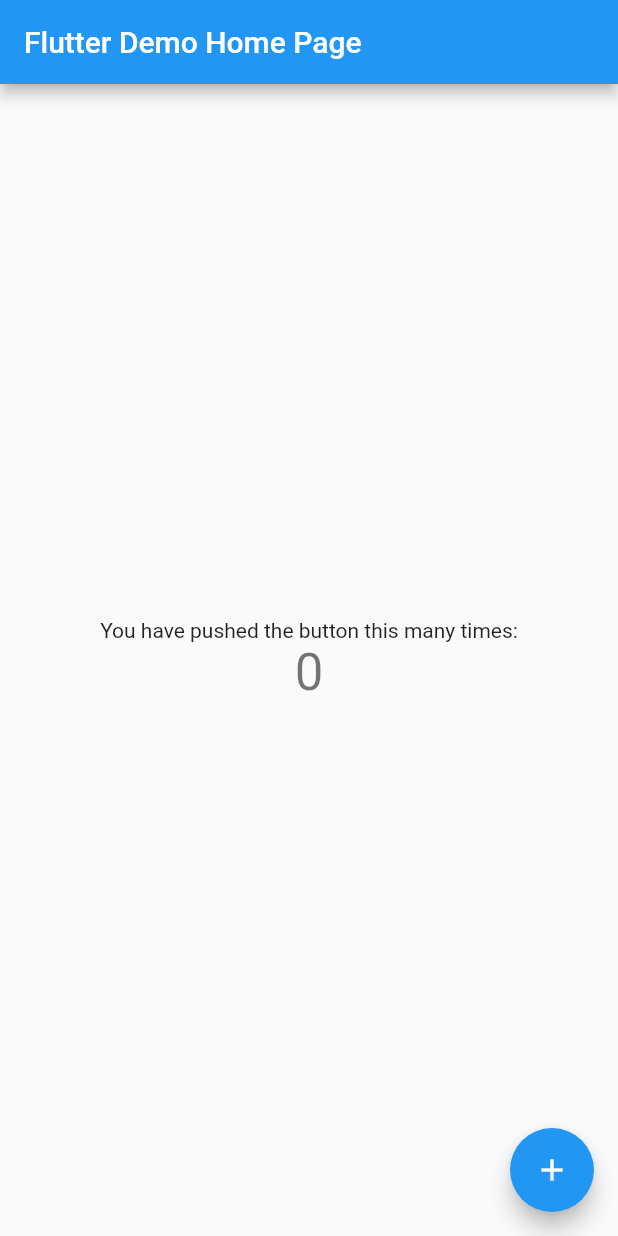
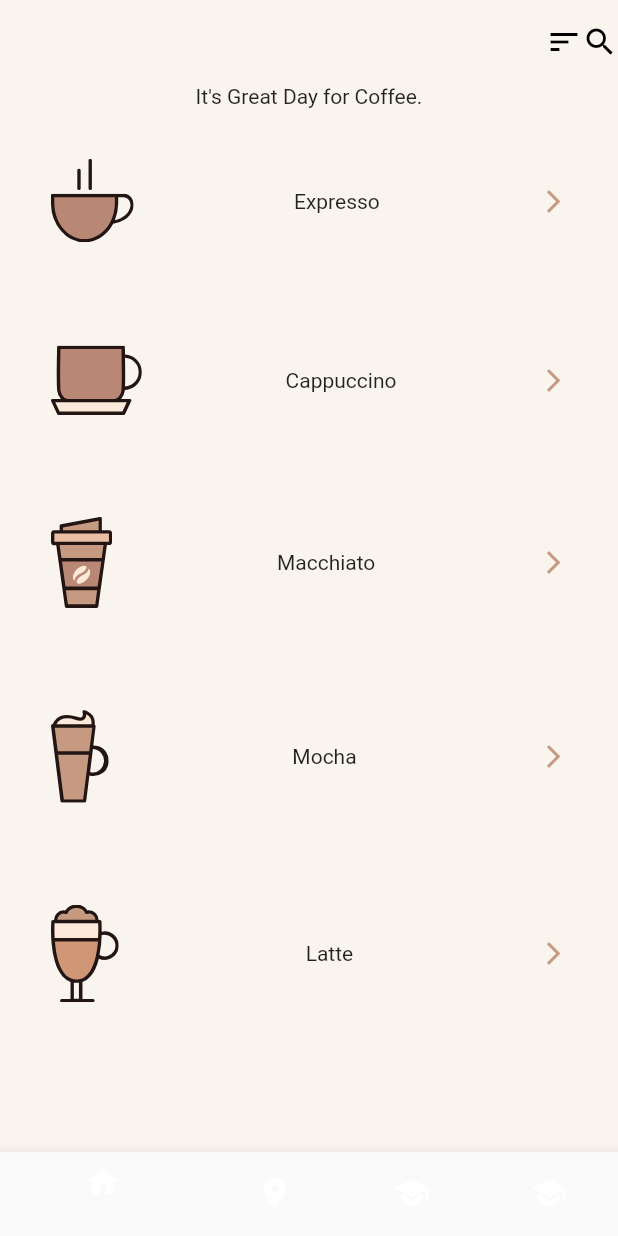
Before and after one commit to devleandrodias/flutter-ui-coffee-store, a Flutter app: the screen it shows after launch, on a phone screen of 412 x 824 dp. Run offline on Flutter 3.47's test engine with Material 2 defaults, Android fonts, the phone set to English and light mode, and no system bars; our stand-ins replace flutter_svg.

Commit message:
criando lista de cafés e estrutura do app

```diff
--- /dev/null
+++ b/lib/components/coffee-card.dart
@@ -0,0 +1,35 @@
+import 'package:flutter/material.dart';
+import 'package:flutter_svg/svg.dart';
+
+class CoffeeCard extends StatelessWidget {
+  final String coffee;
+  final String imagePath;
+
+  CoffeeCard({
+    @required this.coffee,
+    @required this.imagePath,
+  });
+
+  @override
+  Widget build(BuildContext context) {
+    return Card(
+      color: Theme.of(context).primaryColor,
+      elevation: 0,
+      child: Container(
+        padding: EdgeInsets.all(30),
+        child: Row(
+          mainAxisAlignment: MainAxisAlignment.spaceBetween,
+          children: <Widget>[
+            SvgPicture.asset(imagePath),
+            Text(coffee),
+            Icon(
+              Icons.arrow_forward_ios,
+              color: Color.fromRGBO(198, 154, 128, 1),
+              size: 18,
+            ),
+          ],
+        ),
+      ),
+    );
+  }
+}
--- /dev/null
+++ b/lib/components/coffee-list.dart
@@ -0,0 +1,40 @@
+import 'package:flutter/material.dart';
+
+import 'coffee-card.dart';
+
+class CoffeeList extends StatelessWidget {
+  static final String basePath = 'assets/icons/icon-coffee';
+
+  final List<CoffeeCard> coffeeList = [
+    CoffeeCard(
+      coffee: 'Expresso',
+      imagePath: 'assets/icons/icon-coffee-expresso.svg',
+    ),
+    CoffeeCard(
+      coffee: 'Cappuccino',
+      imagePath: 'assets/icons/icon-coffee-cappuccino.svg',
+    ),
+    CoffeeCard(
+      coffee: 'Macchiato',
+      imagePath: 'assets/icons/icon-coffee-macchiato.svg',
+    ),
+    CoffeeCard(
+      coffee: 'Mocha',
+      imagePath: 'assets/icons/icon-coffee-mocha.svg',
+    ),
+    CoffeeCard(
+      coffee: 'Latte',
+      imagePath: 'assets/icons/icon-coffee-latte.svg',
+    ),
+  ];
+
+  @override
+  Widget build(BuildContext context) {
+    return SingleChildScrollView(
+      child: Column(
+        crossAxisAlignment: CrossAxisAlignment.stretch,
+        children: <Widget>[...coffeeList],
+      ),
+    );
+  }
+}
--- a/lib/main.dart
+++ b/lib/main.dart
@@ -1,117 +1,68 @@
 import 'package:flutter/material.dart';
+import 'components/coffee-list.dart';
 
-void main() {
-  runApp(MyApp());
-}
+void main() => runApp(CoffeeShopApp());
 
-class MyApp extends StatelessWidget {
-  // This widget is the root of your application.
+class CoffeeShopApp extends StatelessWidget {
   @override
   Widget build(BuildContext context) {
     return MaterialApp(
-      title: 'Flutter Demo',
+      title: 'Coffee Store',
+      home: MyHomePage(),
       theme: ThemeData(
-        // This is the theme of your application.
-        //
-        // Try running your application with "flutter run". You'll see the
-        // application has a blue toolbar. Then, without quitting the app, try
-        // changing the primarySwatch below to Colors.green and then invoke
-        // "hot reload" (press "r" in the console where you ran "flutter run",
-        // or simply save your changes to "hot reload" in a Flutter IDE).
-        // Notice that the counter didn't reset back to zero; the application
-        // is not restarted.
-        primarySwatch: Colors.blue,
-        // This makes the visual density adapt to the platform that you run
-        // the app on. For desktop platforms, the controls will be smaller and
-        // closer together (more dense) than on mobile platforms.
-        visualDensity: VisualDensity.adaptivePlatformDensity,
+        primaryColor: Color.fromRGBO(250, 244, 238, 1),
+        appBarTheme: AppBarTheme(
+          color: Color.fromRGBO(250, 244, 238, 1),
+          elevation: 0,
+        ),
       ),
-      home: MyHomePage(title: 'Flutter Demo Home Page'),
     );
   }
 }
 
 class MyHomePage extends StatefulWidget {
-  MyHomePage({Key key, this.title}) : super(key: key);
-
-  // This widget is the home page of your application. It is stateful, meaning
-  // that it has a State object (defined below) that contains fields that affect
-  // how it looks.
-
-  // This class is the configuration for the state. It holds the values (in this
-  // case the title) provided by the parent (in this case the App widget) and
-  // used by the build method of the State. Fields in a Widget subclass are
-  // always marked "final".
-
-  final String title;
-
   @override
   _MyHomePageState createState() => _MyHomePageState();
 }
 
 class _MyHomePageState extends State<MyHomePage> {
-  int _counter = 0;
-
-  void _incrementCounter() {
-    setState(() {
-      // This call to setState tells the Flutter framework that something has
-      // changed in this State, which causes it to rerun the build method below
-      // so that the display can reflect the updated values. If we changed
-      // _counter without calling setState(), then the build method would not be
-      // called again, and so nothing would appear to happen.
-      _counter++;
-    });
-  }
-
   @override
   Widget build(BuildContext context) {
-    // This method is rerun every time setState is called, for instance as done
-    // by the _incrementCounter method above.
-    //
-    // The Flutter framework has been optimized to make rerunning build methods
-    // fast, so that you can just rebuild anything that needs updating rather
-    // than having to individually change instances of widgets.
     return Scaffold(
       appBar: AppBar(
-        // Here we take the value from the MyHomePage object that was created by
-        // the App.build method, and use it to set our appbar title.
-        title: Text(widget.title),
+        actions: <Widget>[
+          Icon(Icons.sort),
+          Icon(Icons.search),
+        ],
       ),
-      body: Center(
-        // Center is a layout widget. It takes a single child and positions it
-        // in the middle of the parent.
-        child: Column(
-          // Column is also a layout widget. It takes a list of children and
-          // arranges them vertically. By default, it sizes itself to fit its
-          // children horizontally, and tries to be as tall as its parent.
-          //
-          // Invoke "debug painting" (press "p" in the console, choose the
-          // "Toggle Debug Paint" action from the Flutter Inspector in Android
-          // Studio, or the "Toggle Debug Paint" command in Visual Studio Code)
-          // to see the wireframe for each widget.
-          //
-          // Column has various properties to control how it sizes itself and
-          // how it positions its children. Here we use mainAxisAlignment to
-          // center the children vertically; the main axis here is the vertical
-          // axis because Columns are vertical (the cross axis would be
-          // horizontal).
-          mainAxisAlignment: MainAxisAlignment.center,
-          children: <Widget>[
-            Text(
-              'You have pushed the button this many times:',
-            ),
-            Text(
-              '$_counter',
-              style: Theme.of(context).textTheme.headline4,
-            ),
-          ],
-        ),
+      backgroundColor: Theme.of(context).primaryColor,
+      body: Column(
+        children: <Widget>[
+          Text('It\'s Great Day for Coffee.'),
+          CoffeeList(),
+        ],
       ),
-      floatingActionButton: FloatingActionButton(
-        onPressed: _incrementCounter,
-        tooltip: 'Increment',
-        child: Icon(Icons.add),
-      ), // This trailing comma makes auto-formatting nicer for build methods.
+      bottomNavigationBar: BottomNavigationBar(
+        backgroundColor: Colors.white,
+        items: const <BottomNavigationBarItem>[
+          BottomNavigationBarItem(
+            icon: Icon(Icons.home),
+            title: Text(''),
+          ),
+          BottomNavigationBarItem(
+            icon: Icon(Icons.location_on),
+            title: Text(''),
+          ),
+          BottomNavigationBarItem(
+            icon: Icon(Icons.school),
+            title: Text(''),
+          ),
+          BottomNavigationBarItem(
+            icon: Icon(Icons.school),
+            title: Text(''),
+          ),
+        ],
+      ),
     );
   }
 }
```
Also changed, not shown: pubspec.yaml (+8 -10 lines), assets/icons/icon-coffee-cappuccino.svg (added), assets/icons/icon-coffee-expresso.svg (added), assets/icons/icon-coffee-latte.svg (added), assets/icons/icon-coffee-macchiato.svg (added), assets/icons/icon-coffee-mocha.svg (added), pubspec.lock, 1 other file.
